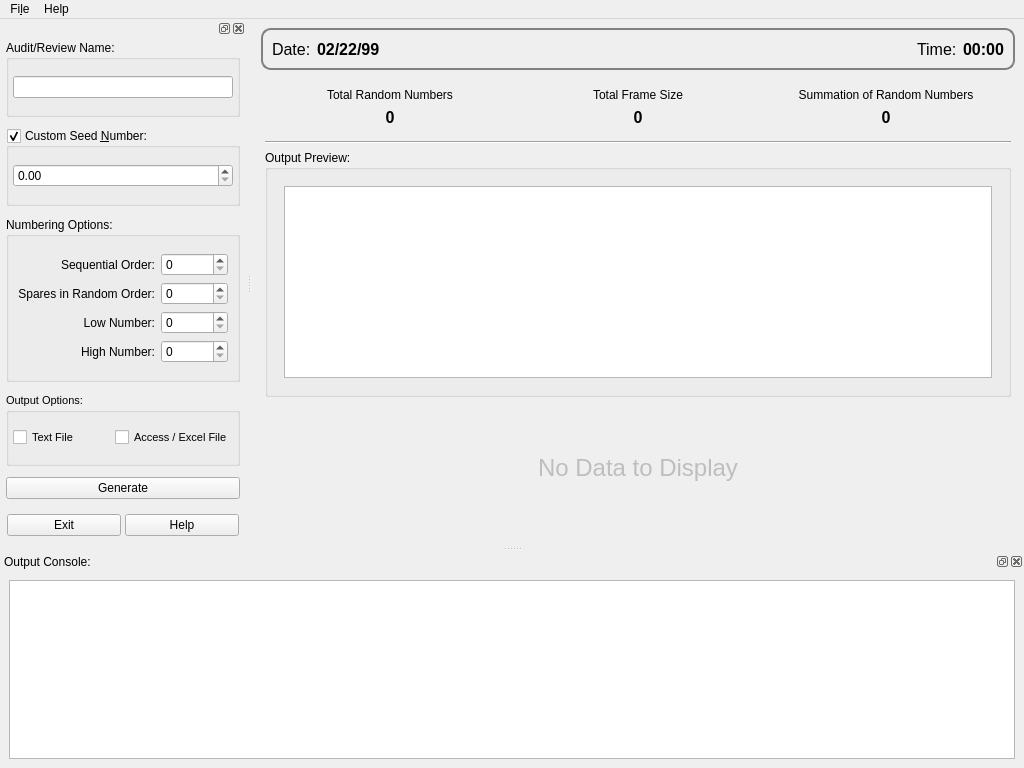
Above: products/RAT-STATS/rstats_modules/SingleStageRandomNumbers/src/UIRStatsSSRN.ui from cbtek/RStats2017 before the change. Below: the same form after it.
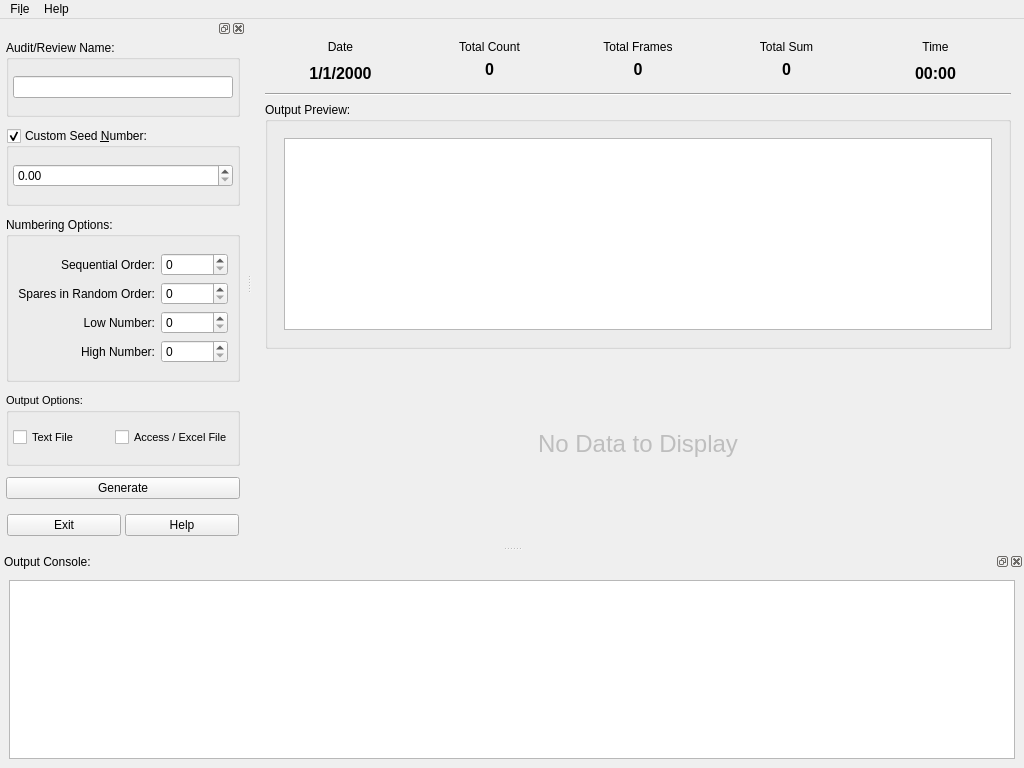
That is the form after the change.

Commit message: Updated SSRN to to final state Added batch project Added features to XMLDataElement for returning direct number Added class for parsing text data files

```diff
--- a/products/RAT-STATS/rstats_modules/SingleStageRandomNumbers/src/UIRStatsSSRN.ui
+++ b/products/RAT-STATS/rstats_modules/SingleStageRandomNumbers/src/UIRStatsSSRN.ui
@@ -15,98 +15,6 @@
   </property>
   <widget class="QWidget" name="centralwidget">
    <layout class="QVBoxLayout" name="verticalLayout">
-    <item>
-     <widget class="QFrame" name="m_frmTimeDate">
-      <property name="styleSheet">
-       <string notr="true">#m_frmTimeDate
-{
-	border:2px solid gray;
-	border-radius:10px;
-	padding: 5px;
-}</string>
-      </property>
-      <layout class="QHBoxLayout" name="horizontalLayout_4">
-       <property name="leftMargin">
-        <number>4</number>
-       </property>
-       <property name="topMargin">
-        <number>4</number>
-       </property>
-       <property name="rightMargin">
-        <number>4</number>
-       </property>
-       <property name="bottomMargin">
-        <number>4</number>
-       </property>
-       <item>
-        <widget class="QLabel" name="label_6">
-         <property name="font">
-          <font>
-           <pointsize>12</pointsize>
-          </font>
-         </property>
-         <property name="text">
-          <string>Date:</string>
-         </property>
-        </widget>
-       </item>
-       <item>
-        <widget class="QLabel" name="m_lblDate">
-         <property name="font">
-          <font>
-           <pointsize>12</pointsize>
-           <weight>75</weight>
-           <italic>false</italic>
-           <bold>true</bold>
-          </font>
-         </property>
-         <property name="text">
-          <string>02/22/99</string>
-         </property>
-        </widget>
-       </item>
-       <item>
-        <spacer name="horizontalSpacer">
-         <property name="orientation">
-          <enum>Qt::Horizontal</enum>
-         </property>
-         <property name="sizeHint" stdset="0">
-          <size>
-           <width>40</width>
-           <height>20</height>
-          </size>
-         </property>
-        </spacer>
-       </item>
-       <item>
-        <widget class="QLabel" name="label_5">
-         <property name="font">
-          <font>
-           <pointsize>12</pointsize>
-          </font>
-         </property>
-         <property name="text">
-          <string>Time:</string>
-         </property>
-        </widget>
-       </item>
-       <item>
-        <widget class="QLabel" name="m_lblTime">
-         <property name="font">
-          <font>
-           <pointsize>12</pointsize>
-           <weight>75</weight>
-           <bold>true</bold>
-          </font>
-         </property>
-         <property name="text">
-          <string>00:00</string>
-         </property>
-        </widget>
-       </item>
-      </layout>
-     </widget>
-    </item>
     <item>
      <widget class="QFrame" name="verticalFrame_2">
       <property name="sizePolicy">
@@ -149,6 +57,37 @@
           <property name="bottomMargin">
            <number>4</number>
           </property>
+          <item>
+           <layout class="QVBoxLayout" name="verticalLayout_7">
+            <item>
+             <widget class="QLabel" name="label_7">
+              <property name="text">
+               <string>Date</string>
+              </property>
+              <property name="alignment">
+               <set>Qt::AlignCenter</set>
+              </property>
+             </widget>
+            </item>
+            <item>
+             <widget class="QLabel" name="m_lblDate">
+              <property name="font">
+               <font>
+                <pointsize>12</pointsize>
+                <weight>75</weight>
+                <bold>true</bold>
+               </font>
+              </property>
+              <property name="text">
+               <string>1/1/2000</string>
+              </property>
+              <property name="alignment">
+               <set>Qt::AlignCenter</set>
+              </property>
+             </widget>
+            </item>
+           </layout>
+          </item>
           <item>
            <layout class="QVBoxLayout" name="verticalLayout_8">
             <property name="leftMargin">
@@ -166,7 +105,7 @@
             <item>
              <widget class="QLabel" name="m_lblTotalRandomNumbersLabel">
               <property name="text">
-               <string>Total Random Numbers</string>
+               <string>Total Count</string>
               </property>
               <property name="alignment">
                <set>Qt::AlignCenter</set>
@@ -209,7 +148,7 @@
             <item>
              <widget class="QLabel" name="m_lblTotalFrameSizeLabel">
               <property name="text">
-               <string>Total Frame Size</string>
+               <string>Total Frames</string>
               </property>
               <property name="alignment">
                <set>Qt::AlignCenter</set>
@@ -252,7 +191,7 @@
             <item>
              <widget class="QLabel" name="m_lblOutputSummationLabel">
               <property name="text">
-               <string>Summation of Random Numbers</string>
+               <string>Total Sum</string>
               </property>
               <property name="alignment">
                <set>Qt::AlignCenter</set>
@@ -278,6 +217,37 @@
             </item>
            </layout>
           </item>
+          <item>
+           <layout class="QVBoxLayout" name="verticalLayout_12">
+            <item>
+             <widget class="QLabel" name="label_9">
+              <property name="text">
+               <string>Time</string>
+              </property>
+              <property name="alignment">
+               <set>Qt::AlignCenter</set>
+              </property>
+             </widget>
+            </item>
+            <item>
+             <widget class="QLabel" name="m_lblTime">
+              <property name="font">
+               <font>
+                <pointsize>12</pointsize>
+                <weight>75</weight>
+                <bold>true</bold>
+               </font>
+              </property>
+              <property name="text">
+               <string>00:00</string>
+              </property>
+              <property name="alignment">
+               <set>Qt::AlignCenter</set>
+              </property>
+             </widget>
+            </item>
+           </layout>
+          </item>
          </layout>
         </widget>
        </item>
```
The commit also changes 26 other files.
